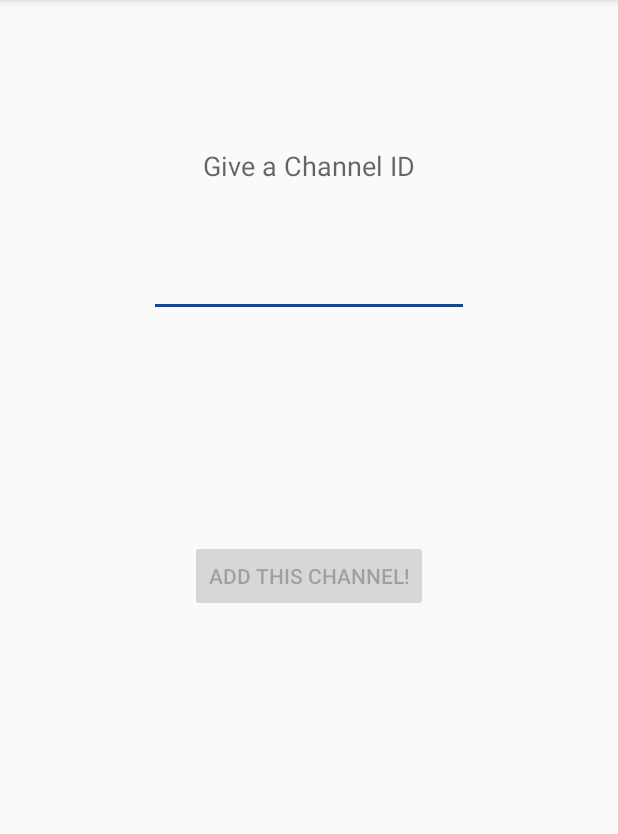
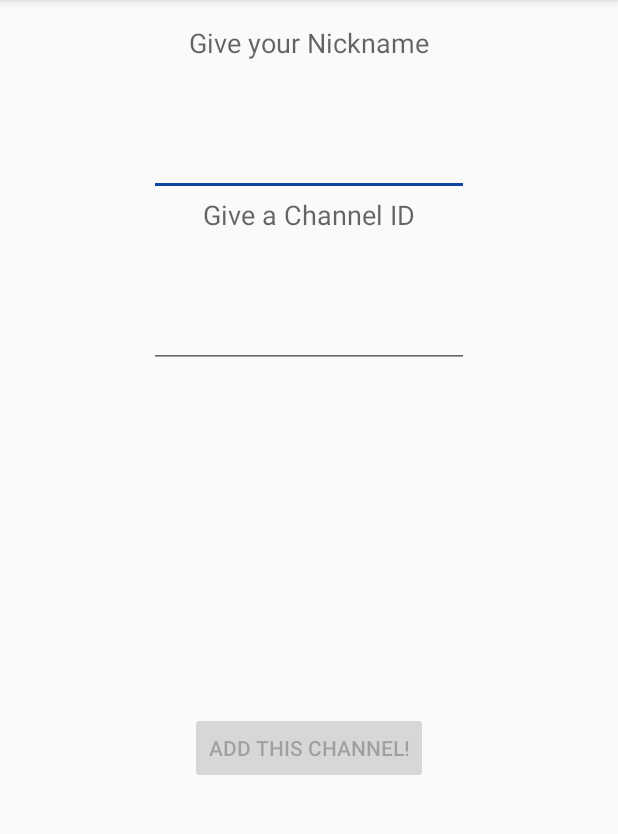
Before and after one commit to NikosVlagoidis/WaterMonitorApp, an Android app: the AddChannelActivity screen opened directly, with no data from a screen before it, on a phone screen of 412 x 824 dp, the part 84-918 px from its top. Run offline under Robolectric (Android 15) with nearby library versions, the phone set to English and light mode, and no system bars.

Commit message:
activity_add_channel changed. Give Nickname added

```diff
--- a/app/src/main/res/layout/activity_add_channel.xml
+++ b/app/src/main/res/layout/activity_add_channel.xml
@@ -1,8 +1,9 @@
 <?xml version="1.0" encoding="utf-8"?>
-<RelativeLayout xmlns:android="http://schemas.android.com/apk/res/android"
+<LinearLayout xmlns:android="http://schemas.android.com/apk/res/android"
     xmlns:tools="http://schemas.android.com/tools"
     android:layout_width="match_parent"
     android:layout_height="match_parent"
+    android:orientation="vertical"
     android:paddingBottom="@dimen/activity_vertical_margin"
     android:paddingLeft="@dimen/activity_horizontal_margin"
     android:paddingRight="@dimen/activity_horizontal_margin"
@@ -12,26 +13,62 @@
     <TextView
         android:layout_width="wrap_content"
         android:layout_height="wrap_content"
+        android:layout_weight="1"
         android:textAppearance="?android:attr/textAppearanceMedium"
-        android:text="Give a Channel ID"
-        android:id="@+id/getIdPrompt"
-        android:layout_alignParentTop="true"
-        android:layout_centerHorizontal="true"
-        android:layout_marginTop="82dp" />
+        android:text="Give your Nickname"
+        android:layout_gravity="center"
+        android:id="@+id/getNicknamePrompt"
+
+        />
 
     <EditText
         android:layout_width="wrap_content"
+        android:layout_height="90sp"
+        android:layout_weight="1"
+        android:inputType="text"
+        android:ems="10"
+        android:id="@+id/ChannelNickName"
+        android:layout_below="@+id/ChannelNickName"
+        android:layout_centerHorizontal="true"
+        android:layout_gravity="center"
+        />
+
+    <TextView
+        android:layout_width="wrap_content"
         android:layout_height="wrap_content"
+        android:layout_weight="1"
+        android:textAppearance="?android:attr/textAppearanceMedium"
+        android:text="Give a Channel ID"
+        android:layout_gravity="center"
+        android:id="@+id/getIdPrompt"
+
+         />
+
+
+    <EditText
+        android:layout_width="wrap_content"
+        android:layout_height="90sp"
+        android:layout_weight="1"
         android:inputType="number"
         android:ems="10"
         android:id="@+id/ChannelId"
-        android:layout_below="@+id/getIdPrompt"
+        android:layout_below="@+id/ChannelId"
         android:layout_centerHorizontal="true"
-        android:layout_marginTop="43dp" />
+        android:layout_gravity="center"
+        />
+
+
+
+    <RelativeLayout
+        android:layout_width="match_parent"
+        android:layout_height="match_parent"
+        android:layout_weight="1000">
 
         <Button
             android:layout_width="wrap_content"
             android:layout_height="wrap_content"
+
+            android:layout_gravity="center"
             android:text="Add This Channel!"
             android:clickable="false"
             android:id="@+id/GoBtn"
@@ -40,5 +77,10 @@
 
 
 
+    </RelativeLayout>
 
-</RelativeLayout>
+
+
+
+
+</LinearLayout>
```
Lines whose indentation alone changed are shown as unchanged.
